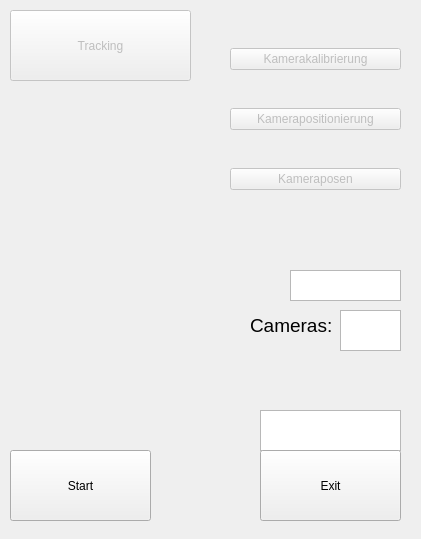
The window that software/Linux/Flugbahnberechnung/forms/frm_main.ui (SevFle/Flugbahnberechnung) describes before a commit, drawn with Qt 5.
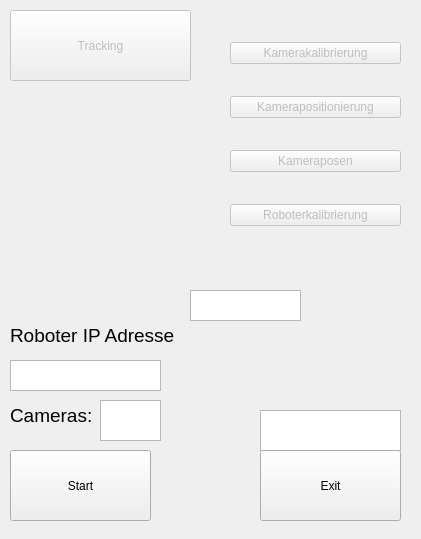
The same window after the commit.

Patch:
```diff
--- a/software/Linux/Flugbahnberechnung/forms/frm_main.ui
+++ b/software/Linux/Flugbahnberechnung/forms/frm_main.ui
@@ -77,7 +77,7 @@
       <x>230</x>
       <y>10</y>
       <width>171</width>
-      <height>221</height>
+      <height>251</height>
      </rect>
     </property>
     <layout class="QVBoxLayout" name="verticalLayout">
@@ -123,13 +123,23 @@
        </property>
       </widget>
      </item>
+     <item>
+      <widget class="QPushButton" name="bt_calibrate_robot">
+       <property name="enabled">
+        <bool>false</bool>
+       </property>
+       <property name="text">
+        <string>Roboterkalibrierung</string>
+       </property>
+      </widget>
+     </item>
     </layout>
    </widget>
    <widget class="QTextEdit" name="txb_init">
     <property name="geometry">
      <rect>
-      <x>290</x>
-      <y>270</y>
+      <x>190</x>
+      <y>290</y>
       <width>111</width>
       <height>31</height>
      </rect>
@@ -141,8 +151,8 @@
    <widget class="QTextEdit" name="txb_cameras">
     <property name="geometry">
      <rect>
-      <x>340</x>
-      <y>310</y>
+      <x>100</x>
+      <y>400</y>
       <width>61</width>
       <height>41</height>
      </rect>
@@ -159,8 +169,8 @@
    <widget class="QLabel" name="lbl_cameras">
     <property name="geometry">
      <rect>
-      <x>250</x>
-      <y>310</y>
+      <x>10</x>
+      <y>400</y>
       <width>81</width>
       <height>31</height>
      </rect>
@@ -174,6 +184,34 @@
      <string>Cameras:</string>
     </property>
    </widget>
+   <widget class="QTextEdit" name="txb_robot_ip">
+    <property name="geometry">
+     <rect>
+      <x>10</x>
+      <y>360</y>
+      <width>151</width>
+      <height>31</height>
+     </rect>
+    </property>
+   </widget>
+   <widget class="QLabel" name="lbl_cameras_2">
+    <property name="geometry">
+     <rect>
+      <x>10</x>
+      <y>320</y>
+      <width>171</width>
+      <height>31</height>
+     </rect>
+    </property>
+    <property name="font">
+     <font>
+      <pointsize>14</pointsize>
+     </font>
+    </property>
+    <property name="text">
+     <string>Roboter IP Adresse</string>
+    </property>
+   </widget>
   </widget>
  </widget>
  <resources/>
```
